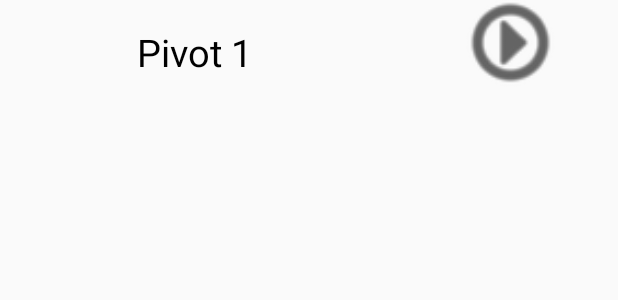
After one commit to Santiagojava/InRiegoApp, an Android app: the layout item_piv.xml on its own in the app's theme, with its tools: preview values and no code run, on a phone screen of 412 x 824 dp. The commit adds this screen. Shown: the top 300 px of the screen. Run offline under Robolectric (Android 15) with nearby library versions, the phone set to English and light mode, and no system bars.

Commit message:
Agregar Riego, seleccion pivots, corrección de fuente y colores

```diff
--- a/app/src/main/res/layout/establecimiento.xml
+++ b/app/src/main/res/layout/establecimiento.xml
@@ -41,7 +41,7 @@
         app:layout_constraintBottom_toBottomOf="parent"
         android:layout_marginBottom="8dp"
         app:layout_constraintHorizontal_bias="0.428"
-        app:layout_constraintVertical_bias="0.348" />
+        app:layout_constraintVertical_bias="0.3" />
 
 
 </android.support.constraint.ConstraintLayout>
--- a/app/src/main/res/layout/item_est.xml
+++ b/app/src/main/res/layout/item_est.xml
@@ -15,6 +15,7 @@
         android:textAlignment="center"
         android:textSize="25dp"
         android:gravity="center"
+        android:textColor="#000000"
         tools:layout_constraintTop_creator="1"
         tools:layout_constraintLeft_creator="1"
         app:layout_constraintLeft_toLeftOf="parent"
--- /dev/null
+++ b/app/src/main/res/layout/item_piv.xml
@@ -0,0 +1,38 @@
+<?xml version="1.0" encoding="utf-8"?>
+<android.support.constraint.ConstraintLayout xmlns:android="http://schemas.android.com/apk/res/android"
+    xmlns:app="http://schemas.android.com/apk/res-auto"
+    xmlns:tools="http://schemas.android.com/tools"
+    android:orientation="vertical"
+    android:layout_width="match_parent"
+    android:layout_height="match_parent">
+
+    <TextView
+        android:id="@+id/pivot_nom"
+        tools:layout_constraintLeft_creator="1"
+        tools:layout_constraintTop_creator="1"
+        android:layout_width="259dp"
+        android:layout_height="70dp"
+        android:layout_marginLeft="0dp"
+        android:layout_marginTop="0dp"
+        android:gravity="center"
+        android:text="Pivot 1"
+        android:textAlignment="center"
+        android:textColor="#000000"
+        android:textSize="25dp"
+        app:layout_constraintLeft_toLeftOf="parent"
+        app:layout_constraintTop_toTopOf="parent" />
+
+    <ImageView
+        android:id="@+id/imageView2"
+        tools:layout_constraintLeft_creator="1"
+        tools:layout_constraintTop_creator="1"
+        android:layout_width="111dp"
+        android:layout_height="70dp"
+        android:layout_marginRight="16dp"
+        android:layout_marginTop="-7dp"
+        android:rotation="270"
+        android:tint="#000000"
+        app:layout_constraintRight_toRightOf="parent"
+        app:layout_constraintTop_toTopOf="parent"
+        app:srcCompat="@android:drawable/ic_menu_more" />
+</android.support.constraint.ConstraintLayout>
```
Also changed, not shown: app/src/main/res/layout/agregar_riego.xml (added, +110 -0 lines), app/src/main/res/layout/grid.xml (+36 -8 lines), app/src/main/res/layout/item_seleccion_pivot.xml (added, +23 -0 lines), app/src/main/res/layout/pivot.xml (added, +46 -0 lines).
